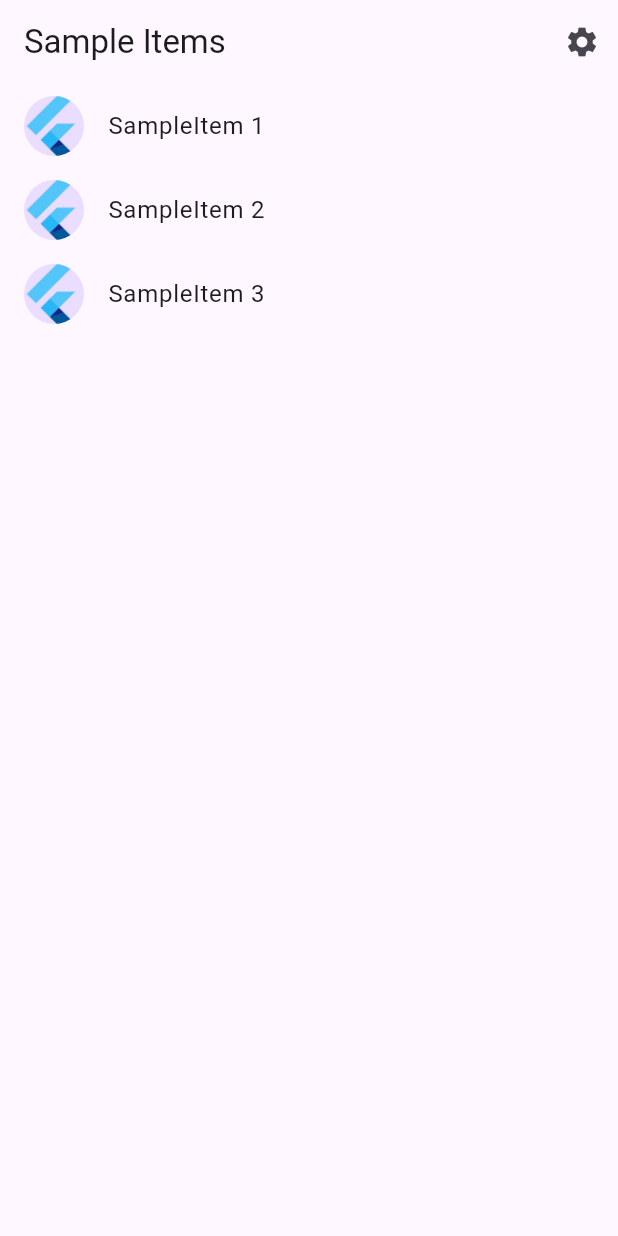
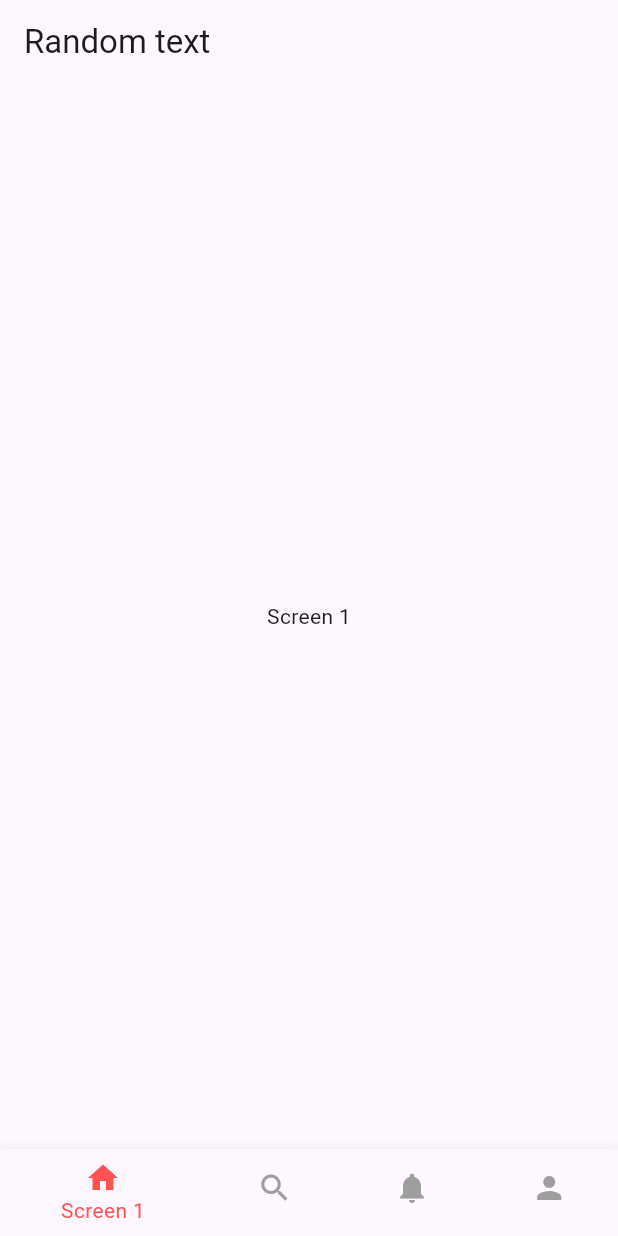
Before and after one commit to Jerlin2437/Cupid, a Flutter app: the screen it shows after launch, on a phone screen of 412 x 824 dp. Run offline on Flutter 3.47's test engine with Material 3 defaults, Android fonts, the light colour scheme and no system bars; generated files the repository leaves out were written again.

Commit message:
nav screen

```diff
--- a/lib/main.dart
+++ b/lib/main.dart
@@ -3,6 +3,7 @@ import 'package:flutter/material.dart';
 import 'src/app.dart';
 import 'src/settings/settings_controller.dart';
 import 'src/settings/settings_service.dart';
+import 'src/navigation/navigation.dart';
 
 void main() async {
   // Set up the SettingsController, which will glue user settings to multiple
--- /dev/null
+++ b/lib/src/navigation/navigation.dart
@@ -0,0 +1,56 @@
+import 'package:flutter/material.dart';
+import 'screens.dart';
+
+class HomeScreen extends StatefulWidget {
+  @override
+  _HomeScreenState createState() => _HomeScreenState();
+}
+
+class _HomeScreenState extends State<HomeScreen> {
+  int _currentIndex = 0;
+  final List<Widget> _screens = [Screen1(), Screen2(), Screen3(), Screen4()];
+
+  void _onTabTapped(int index) {
+    setState(() {
+      _currentIndex = index;
+    });
+  }
+
+  @override
+  Widget build(BuildContext context) {
+    return Scaffold(
+      appBar: AppBar(
+        title: Text('Random text'),
+      ),
+      body: IndexedStack(
+        index: _currentIndex,
+        children: _screens,
+      ),
+      bottomNavigationBar: BottomNavigationBar(
+        currentIndex: _currentIndex,
+        onTap: _onTabTapped,
+        backgroundColor: const Color(0x00f2ecdc),
+        selectedItemColor:  Colors.redAccent,
+        unselectedItemColor: Colors.grey,
+        items: [
+          BottomNavigationBarItem(
+            icon: Icon(Icons.home),
+            label: 'Screen 1',
+          ),
+          BottomNavigationBarItem(
+            icon: Icon(Icons.search),
+            label: 'Screen 2',
+          ),
+          BottomNavigationBarItem(
+            icon: Icon(Icons.notifications),
+            label: 'Screen 3',
+          ),
+          BottomNavigationBarItem(
+            icon: Icon(Icons.person),
+            label: 'Screen 4',
+          ),
+        ],
+      ),
+    );
+  }
+}
--- /dev/null
+++ b/lib/src/navigation/screens.dart
@@ -0,0 +1,37 @@
+import 'package:flutter/material.dart';
+
+class Screen1 extends StatelessWidget {
+  @override
+  Widget build(BuildContext context) {
+    return Center(
+      child: Text('Screen 1'),
+    );
+  }
+}
+
+class Screen2 extends StatelessWidget {
+  @override
+  Widget build(BuildContext context) {
+    return Center(
+      child: Text('Screen 2'),
+    );
+  }
+}
+
+class Screen3 extends StatelessWidget {
+  @override
+  Widget build(BuildContext context) {
+    return Center(
+      child: Text('Screen 3'),
+    );
+  }
+}
+
+class Screen4 extends StatelessWidget {
+  @override
+  Widget build(BuildContext context) {
+    return Center(
+      child: Text('Screen 4'),
+    );
+  }
+}
```
Also changed, not shown: lib/main2.dart (added, +125 -0 lines), lib/src/app.dart (+3 -27 lines), 1 other file.
